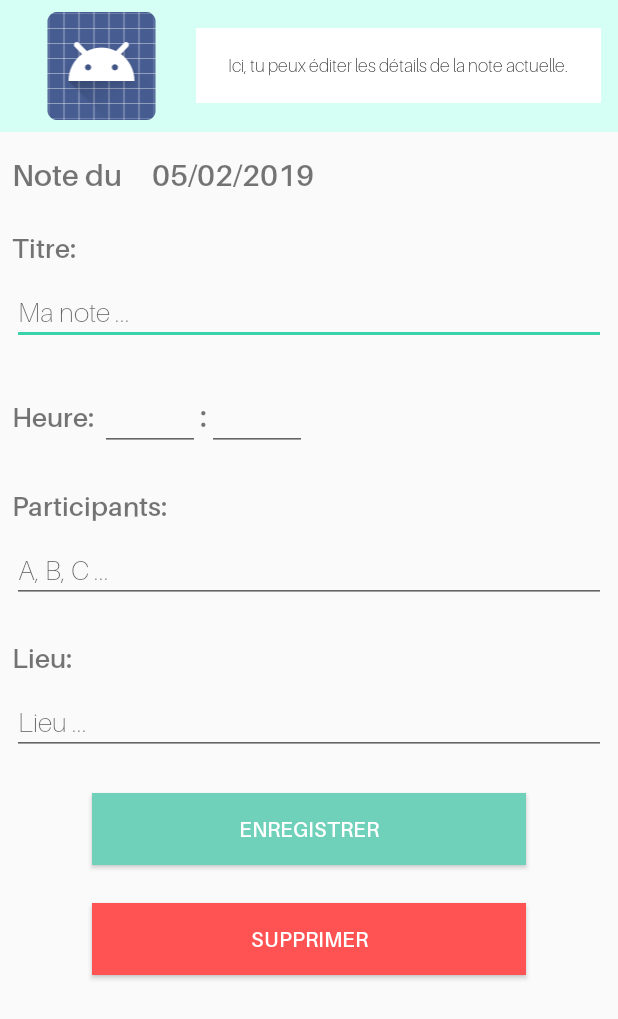
After one commit to Silicca/huru_platine, an Android app: the layout note_details_activity_layout.xml on its own in the app's theme, with its tools: preview values and no code run, on a phone screen of 412 x 824 dp. The commit adds this screen. Shown: the top 1019 px of the screen. Run offline under Robolectric (Android 15) with nearby library versions, the phone set to English and light mode, and no system bars.

Commit message:
[FEAT] Mise en place de l'activité affichant les détails d'une note et permettant sa modification ou suppression

```diff
--- a/app/src/main/AndroidManifest.xml
+++ b/app/src/main/AndroidManifest.xml
@@ -20,6 +20,7 @@
         <activity android:screenOrientation="portrait" android:name=".activity.HomeActivity"></activity>
         <activity android:screenOrientation="portrait" android:name=".activity.CalendarActivity"></activity>
         <activity android:screenOrientation="portrait" android:name=".activity.AddNoteActivity"></activity>
+        <activity android:screenOrientation="portrait" android:name=".activity.NoteDetailsActivity"></activity>
     </application>
 
 </manifest>
--- /dev/null
+++ b/app/src/main/java/com/app/huru/activity/NoteDetailsActivity.java
@@ -0,0 +1,19 @@
+package com.app.huru.activity;
+
+import android.os.Bundle;
+
+import androidx.annotation.Nullable;
+import androidx.appcompat.app.AppCompatActivity;
+
+public class NoteDetailsActivity extends AppCompatActivity implements ActivityGUI {
+
+    @Override
+    public void onCreate(@Nullable Bundle savedInstanceState) {
+        super.onCreate(savedInstanceState);
+    }
+
+    @Override
+    public void setupGUI() {
+
+    }
+}
--- /dev/null
+++ b/app/src/main/res/layout/note_details_activity_layout.xml
@@ -0,0 +1,196 @@
+<?xml version="1.0" encoding="utf-8"?>
+<LinearLayout xmlns:android="http://schemas.android.com/apk/res/android"
+    xmlns:app="http://schemas.android.com/apk/res-auto"
+    android:orientation="vertical"
+    android:layout_width="match_parent"
+    android:layout_height="match_parent">
+    <LinearLayout
+        android:id="@+id/headerNote"
+        android:layout_width="match_parent"
+        android:layout_height="wrap_content"
+        android:background="@color/header"
+        android:orientation="horizontal"
+        android:padding="8dp">
+
+        <ImageView
+            android:id="@+id/avatarCalendar"
+            android:layout_width="0dp"
+            android:layout_height="wrap_content"
+            android:layout_gravity="center"
+            android:layout_weight="1"
+            app:srcCompat="@android:drawable/sym_def_app_icon" />
+
+        <TextView
+            android:id="@+id/calendar_username"
+            android:layout_width="150dp"
+            android:layout_height="50dp"
+            android:layout_gravity="center"
+            android:layout_margin="5px"
+            android:layout_weight="1"
+            android:background="@android:color/white"
+            android:fontFamily="@font/aileron_thin"
+            android:gravity="center"
+            android:padding="10px"
+            android:text="Ici, tu peux éditer les détails de la note actuelle."
+            android:textColor="@android:color/black"
+            android:textSize="12dp" />
+
+    </LinearLayout>
+
+    <LinearLayout
+        android:layout_width="match_parent"
+        android:layout_height="match_parent"
+        android:padding="8dp"
+        android:orientation="vertical">
+
+
+        <LinearLayout
+            android:layout_width="match_parent"
+            android:layout_height="wrap_content"
+            android:orientation="horizontal">
+
+            <TextView
+                android:id="@+id/textView10"
+                android:layout_width="wrap_content"
+                android:layout_height="wrap_content"
+                android:layout_marginTop="8dp"
+                android:fontFamily="@font/aileron_bold"
+                android:text="Note du"
+                android:textSize="20dp"
+                />
+
+            <TextView
+                android:id="@+id/textView16"
+                android:layout_width="wrap_content"
+                android:layout_height="wrap_content"
+                android:layout_marginTop="8dp"
+                android:fontFamily="@font/aileron_bold"
+                android:text="05/02/2019"
+                android:layout_marginLeft="30px"
+                android:textSize="20dp" />
+        </LinearLayout>
+
+        <TextView
+            android:id="@+id/textView11"
+            android:layout_width="match_parent"
+            android:layout_height="wrap_content"
+            android:layout_marginTop="25dp"
+            android:textSize="18dp"
+            android:fontFamily="@font/aileron_bold"
+            android:text="Titre:" />
+
+        <EditText
+            android:id="@+id/noteTitle"
+            android:layout_width="match_parent"
+            android:layout_height="wrap_content"
+            android:ems="10"
+            android:fontFamily="@font/aileron_thin"
+            android:inputType="textPersonName"
+            android:layout_marginTop="10dp"
+            android:hint="Ma note ..." />
+
+        <LinearLayout
+            android:layout_width="match_parent"
+            android:layout_height="wrap_content"
+            android:layout_marginTop="25dp"
+            android:orientation="horizontal">
+
+            <TextView
+                android:id="@+id/textView14"
+                android:layout_width="wrap_content"
+                android:layout_height="wrap_content"
+                android:fontFamily="@font/aileron_bold"
+                android:text="Heure: "
+                android:textSize="18dp" />
+
+            <EditText
+                android:id="@+id/noteHours"
+                android:layout_width="100px"
+                android:layout_height="wrap_content"
+                android:ems="10"
+                android:inputType="numberSigned" />
+
+            <TextView
+                android:id="@+id/textView13"
+                android:layout_width="wrap_content"
+                android:layout_height="wrap_content"
+                android:fontFamily="@font/aileron_bold"
+                android:text=":"
+                android:textSize="20dp" />
+
+            <EditText
+                android:id="@+id/noteMinutes"
+                android:layout_width="100px"
+                android:layout_height="wrap_content"
+                android:ems="10"
+                android:inputType="numberSigned" />
+        </LinearLayout>
+
+
+        <TextView
+            android:id="@+id/textView12"
+            android:layout_width="match_parent"
+            android:layout_height="wrap_content"
+            android:layout_marginTop="25dp"
+            android:textSize="18dp"
+            android:fontFamily="@font/aileron_bold"
+            android:text="Participants:" />
+
+        <EditText
+            android:id="@+id/noteParticipants"
+            android:layout_width="match_parent"
+            android:layout_height="wrap_content"
+            android:ems="10"
+            android:fontFamily="@font/aileron_thin"
+            android:inputType="textPersonName"
+            android:layout_marginTop="10dp"
+            android:hint="A, B, C ..."
+            />
+
+        <TextView
+            android:id="@+id/textView15"
+            android:layout_width="match_parent"
+            android:layout_height="wrap_content"
+            android:layout_marginTop="25dp"
+            android:textSize="18dp"
+            android:fontFamily="@font/aileron_bold"
+            android:text="Lieu:" />
+
+        <EditText
+            android:id="@+id/notePlace"
+            android:layout_width="match_parent"
+            android:layout_height="wrap_content"
+            android:ems="10"
+            android:fontFamily="@font/aileron_thin"
+            android:inputType="textPersonName"
+            android:layout_marginTop="10dp"
+            android:hint="Lieu ..."
+            />
+
+        <Button
+            android:id="@+id/modifyNoteButton"
+            android:layout_width="match_parent"
+            android:layout_height="wrap_content"
+            android:background="@color/colorPrimary"
+            android:text="Enregistrer"
+            android:fontFamily="@font/aileron_bold"
+            android:textColor="#FFFFFF"
+            android:layout_marginLeft="80px"
+            android:layout_marginTop="25dp"
+            android:layout_marginRight="80px"/>
+
+        <Button
+            android:id="@+id/removeNoteButton"
+            android:layout_width="match_parent"
+            android:layout_height="wrap_content"
+            android:layout_marginLeft="80px"
+            android:layout_marginTop="25dp"
+            android:layout_marginRight="80px"
+            android:background="@color/danger"
+            android:fontFamily="@font/aileron_bold"
+            android:text="Supprimer"
+            android:textColor="#FFFFFF" />
+
+    </LinearLayout>
+
+</LinearLayout>
--- a/app/src/main/res/values/colors.xml
+++ b/app/src/main/res/values/colors.xml
@@ -5,4 +5,5 @@
     <color name="colorAccent">#3AD2A9</color>
     <color name="header">#D5FFF5</color>
     <color name="details">#91BBAF</color>
+    <color name="danger">#FF5353</color>
 </resources>
```
